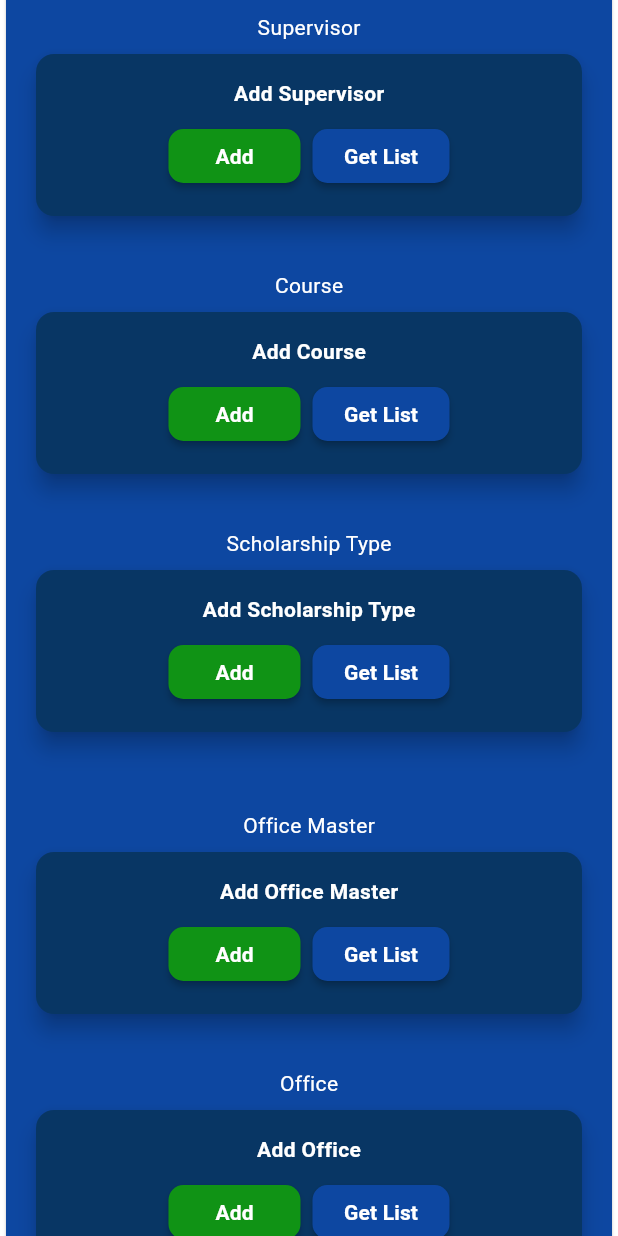
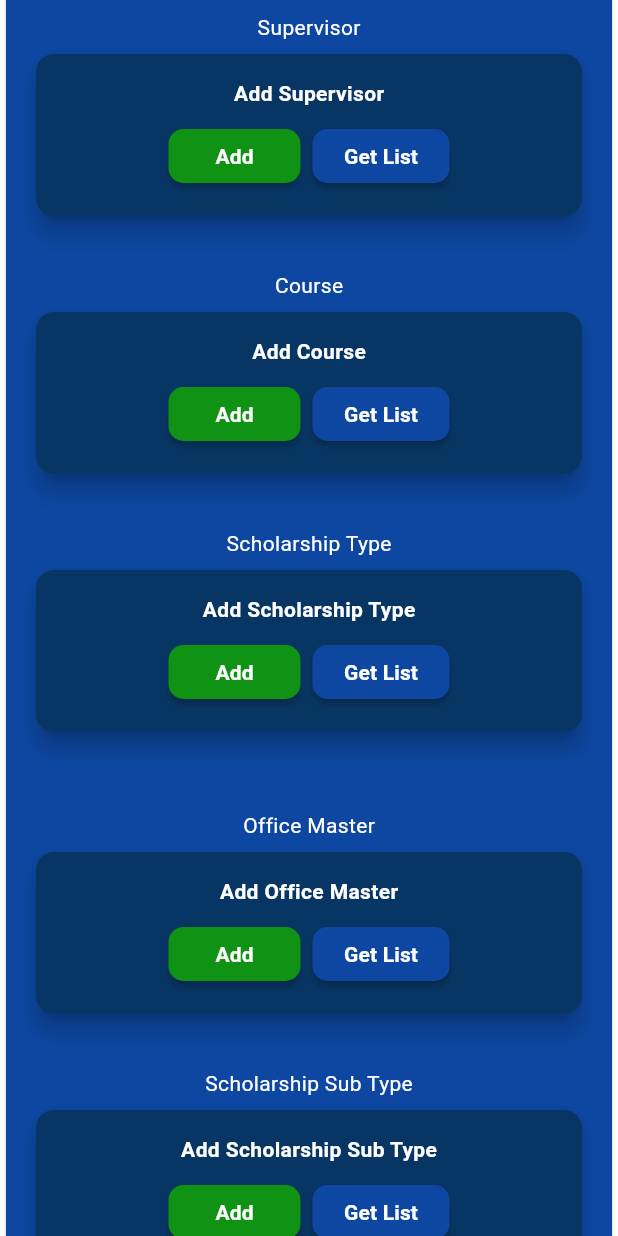
Before and after one commit to Kyusans/flutter-csdl-admin, a Flutter app: the MasterFiles widget shown alone on an empty page, opened directly, scrolled down 576 dp, on a phone screen of 412 x 824 dp. Run offline on Flutter 3.47's test engine with Material 3 defaults, Android fonts, the phone set to English and light mode, and no system bars; our stand-ins replace get, shared_preferences; accounts and stored records are empty.

Commit message:
updated master_files.dart

```diff
--- a/lib/pages/master_files.dart
+++ b/lib/pages/master_files.dart
@@ -98,12 +98,6 @@ class _MasterFilesState extends State<MasterFiles> {
                       _handleAddMasterfiles(2);
                     },
                   ),
-                ],
-              ),
-              const SizedBox(height: 40),
-              Row(
-                mainAxisAlignment: MainAxisAlignment.spaceEvenly,
-                children: [
                   MyMasterfiles(
                     topText: "Supervisor",
                     labelText: "Add Supervisor",
@@ -111,6 +105,12 @@ class _MasterFilesState extends State<MasterFiles> {
                       _handleAddMasterfiles(3);
                     },
                   ),
+                ],
+              ),
+              const SizedBox(height: 40),
+              Row(
+                mainAxisAlignment: MainAxisAlignment.spaceEvenly,
+                children: [
                   MyMasterfiles(
                     topText: "Course",
                     labelText: "Add Course",
@@ -125,12 +125,6 @@ class _MasterFilesState extends State<MasterFiles> {
                       _handleAddMasterfiles(5);
                     },
                   ),
-                ],
-              ),
-              const SizedBox(height: 40),
-              Row(
-                mainAxisAlignment: MainAxisAlignment.spaceEvenly,
-                children: [
                   MyMasterfiles(
                     topText: "Office Master",
                     labelText: "Add Office Master",
@@ -139,21 +133,15 @@ class _MasterFilesState extends State<MasterFiles> {
                     },
                   ),
                   MyMasterfiles(
-                    topText: "Office",
-                    labelText: "Add Office",
+                    topText: "Scholarship Sub Type",
+                    labelText: "Add Scholarship Sub Type",
                     onPressed: () {
                       _handleAddMasterfiles(7);
                     },
                   ),
-                  MyMasterfiles(
-                    topText: "Scholarship Sub Type",
-                    labelText: "Add Scholarship Sub Type",
-                    onPressed: () {
-                      _handleAddMasterfiles(8);
-                    },
-                  ),
                 ],
               ),
+              const SizedBox(height: 40),
             ],
           );
   }
@@ -213,17 +201,10 @@ class _MasterFilesState extends State<MasterFiles> {
           },
         ),
         MyMasterfiles(
-          topText: "Office",
-          labelText: "Add Office",
-          onPressed: () {
-            _handleAddMasterfiles(7);
-          },
-        ),
-        MyMasterfiles(
           topText: "Scholarship Sub Type",
           labelText: "Add Scholarship Sub Type",
           onPressed: () {
-            _handleAddMasterfiles(8);
+            _handleAddMasterfiles(7);
           },
         ),
       ],
--- a/lib/pages/master_files/add_masterfiles.dart
+++ b/lib/pages/master_files/add_masterfiles.dart
@@ -49,9 +49,6 @@ class _AddMasterfilesState extends State<AddMasterfiles> {
           break;
         case 6:
           _title = "Add Office Master";
-          break;
-        case 7:
-          _title = "Add office";
           break;
         default:
           _title = "Add Scholarship Sub Type";
```
